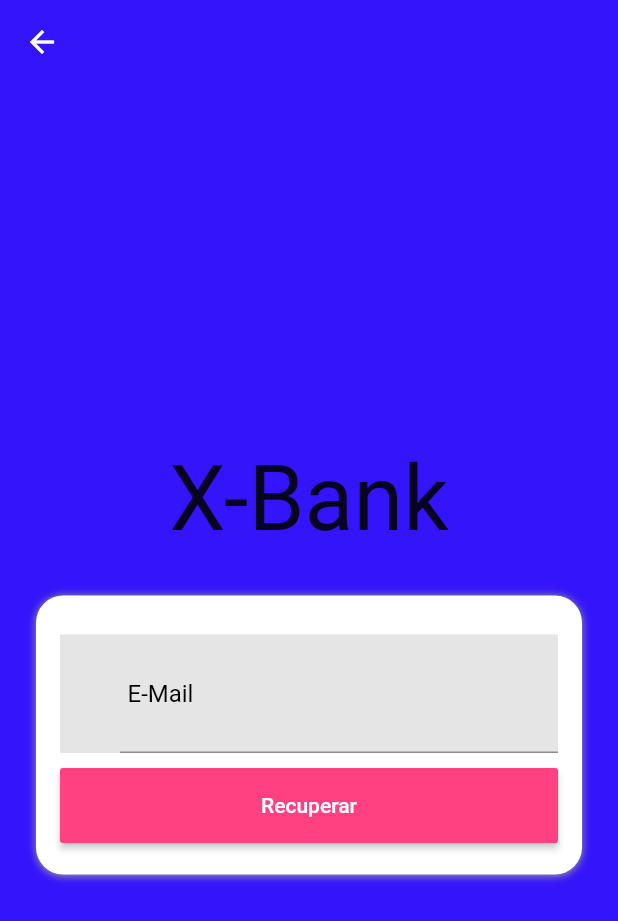
After one commit to GuilhermeOrtizAluno/X-Bank, a Flutter app: the screen it shows after launch, after a tap on "Teste Recuperar Senha", on a phone screen of 412 x 824 dp. The commit adds this screen. Shown: the top 921 px of the screen. Run offline on Flutter 3.47's test engine with Material 2 defaults, Android fonts, the phone set to English and light mode, and no system bars; our stand-ins replace get.

Commit message:
Adicionei pagina de recuperar senha Usei o getx pra navegação Adicinei campo "valor" na pagina de transferencia

```diff
--- a/lib/main.dart
+++ b/lib/main.dart
@@ -1,8 +1,11 @@
+import 'package:XBank/screens/recuperar_senha.dart';
+import 'package:XBank/screens/transferencia.dart';
 import 'package:flutter/material.dart';
-import 'package:flutter_application_1/screens/transferencia.dart';
+import './widgets/input_field.dart';
+import 'package:get/get.dart';
 
 void main() {
-  runApp(new MaterialApp(
+  runApp(GetMaterialApp(
     title: 'title',
     home: new MyApp(),
   ));
@@ -42,11 +45,14 @@ class MyApp extends StatelessWidget {
                 shape: RoundedRectangleBorder(
                     borderRadius: BorderRadius.circular(18.0),
                     side: BorderSide(color: Color.fromRGBO(0, 160, 227, 1))),
-                onPressed: () {},
+                onPressed: () {
+                  Get.to(() => RecuperarSenha());
+                },
                 padding: EdgeInsets.all(10.0),
                 color: Colors.blue,
                 textColor: Colors.white,
-                child: Text("Teste Cadastro", style: TextStyle(fontSize: 15)),
+                child: Text("Teste Recuperar Senha",
+                    style: TextStyle(fontSize: 15)),
               ),
             ),
           ],
--- /dev/null
+++ b/lib/screens/recuperar_senha.dart
@@ -0,0 +1,88 @@
+import 'package:flutter/cupertino.dart';
+import 'package:flutter/material.dart';
+import '../widgets/input_field.dart';
+import 'package:get/get.dart';
+
+class RecuperarSenha extends StatefulWidget {
+  RecuperarSenha({Key key}) : super(key: key);
+
+  @override
+  _RecuperarSenhaState createState() => _RecuperarSenhaState();
+}
+
+class _RecuperarSenhaState extends State<RecuperarSenha> {
+  @override
+  Widget build(BuildContext context) {
+    return Scaffold(
+      appBar: AppBar(
+        backgroundColor: Color.fromRGBO(52, 20, 250, 1),
+        foregroundColor: Color.fromRGBO(52, 20, 250, 1),
+        elevation: 0,
+      ),
+      body: Scaffold(
+          body: Container(
+              //Background azul ?
+              width: MediaQuery.of(context).size.width,
+              height: MediaQuery.of(context).size.height,
+              color: Color.fromRGBO(52, 20, 250, 1),
+              child: Center(
+                child: Column(
+                    crossAxisAlignment: CrossAxisAlignment.center,
+                    mainAxisAlignment: MainAxisAlignment.center,
+                    children: <Widget>[
+                      Text(
+                        "X-Bank",
+                        style: TextStyle(fontSize: 60),
+                      ),
+                      SizedBox(height: 30),
+                      Container(
+                        width: MediaQuery.of(context).size.width,
+                        margin: EdgeInsets.symmetric(horizontal: 24),
+                        decoration: BoxDecoration(
+                          //quadrado branco
+                          color: Colors.white,
+                          borderRadius: BorderRadius.circular(18.0),
+                          boxShadow: <BoxShadow>[
+                            BoxShadow(
+                                color: Colors.grey,
+                                blurRadius: 4.0,
+                                offset: Offset(0.0, 0.75))
+                          ],
+                        ),
+                        padding: EdgeInsets.all(16.0),
+                        child: Column(
+                          children: <Widget>[
+                            Container(
+                              //Input: "E-Mail"
+                              margin: EdgeInsets.only(top: 10, bottom: 5),
+                              color: Color.fromRGBO(229, 229, 229, 1),
+                              child: InputField(
+                                hint: "E-Mail",
+                                obscure: false,
+                              ),
+                            ),
+                            Container(
+                              //Botão de recuperar sennha
+                              margin: EdgeInsets.symmetric(vertical: 5),
+                              child: StreamBuilder<bool>(
+                                  builder: (context, snapshot) {
+                                return SizedBox(
+                                  height: 50,
+                                  width: MediaQuery.of(context).size.width,
+                                  child: RaisedButton(
+                                      color: Colors.pinkAccent,
+                                      child: Text("Recuperar"),
+                                      onPressed: () {},
+                                      textColor: Colors.white,
+                                      disabledColor: Colors.grey),
+                                );
+                              }),
+                            ),
+                          ],
+                        ),
+                      )
+                    ]),
+              ))),
+    );
+  }
+}
--- a/lib/screens/transferencia.dart
+++ b/lib/screens/transferencia.dart
@@ -1,6 +1,6 @@
 import 'package:flutter/cupertino.dart';
 import 'package:flutter/material.dart';
-import 'package:flutter_application_1/widgets/input_field.dart';
+import '../widgets/input_field.dart';
 
 class Transferencia extends StatefulWidget {
   Transferencia({Key key}) : super(key: key);
@@ -15,13 +15,16 @@ class _TransferenciaState extends State<Transferencia> {
     return Scaffold(
       appBar: AppBar(
         title: Text("Transferência"),
+        backgroundColor: Color.fromRGBO(52, 20, 250, 1),
+        foregroundColor: Color.fromRGBO(52, 20, 250, 1),
+        elevation: 0,
       ),
       body: Scaffold(
-          body: SingleChildScrollView(
-              child: Container(
+          body: Container(
         width: MediaQuery.of(context).size.width,
-                  height: MediaQuery.of(context).size.height - 80.0,
+        height: MediaQuery.of(context).size.height,
         color: Color.fromRGBO(52, 20, 250, 1),
+        child: SingleChildScrollView(
           child: Center(
             child: Column(
                 crossAxisAlignment: CrossAxisAlignment.center,
@@ -49,7 +52,6 @@ class _TransferenciaState extends State<Transferencia> {
                           margin: EdgeInsets.only(top: 10, bottom: 5),
                           color: Color.fromRGBO(229, 229, 229, 1),
                           child: InputField(
-                                    icon: Icons.person_outline,
                             hint: "Nome Completo",
                             obscure: false,
                           ),
@@ -59,7 +61,6 @@ class _TransferenciaState extends State<Transferencia> {
                           margin: EdgeInsets.only(top: 10, bottom: 5),
                           color: Color.fromRGBO(229, 229, 229, 1),
                           child: InputField(
-                                    icon: Icons.person_outline,
                             hint: "CPF/CNPJ",
                             obscure: false,
                           ),
@@ -69,7 +70,6 @@ class _TransferenciaState extends State<Transferencia> {
                           margin: EdgeInsets.only(top: 10, bottom: 5),
                           color: Color.fromRGBO(229, 229, 229, 1),
                           child: InputField(
-                                    icon: Icons.person_outline,
                             hint: "Conta",
                             obscure: false,
                           ),
@@ -79,8 +79,7 @@ class _TransferenciaState extends State<Transferencia> {
                           margin: EdgeInsets.only(top: 10, bottom: 5),
                           color: Color.fromRGBO(229, 229, 229, 1),
                           child: InputField(
-                                    icon: Icons.person_outline,
-                                    hint: "Conta",
+                            hint: "Agência",
                             obscure: false,
                           ),
                         ),
@@ -89,16 +88,24 @@ class _TransferenciaState extends State<Transferencia> {
                           margin: EdgeInsets.only(top: 10, bottom: 5),
                           color: Color.fromRGBO(229, 229, 229, 1),
                           child: InputField(
-                                    icon: Icons.person_outline,
                             hint: "Tipo",
+                            obscure: false,
+                          ),
+                        ),
+                        Container(
+                          //Input: "Valor"
+                          margin: EdgeInsets.only(top: 10, bottom: 5),
+                          color: Color.fromRGBO(229, 229, 229, 1),
+                          child: InputField(
+                            hint: "Valor",
                             obscure: false,
                           ),
                         ),
                         Container(
                           //Botão enviar transferencia
                           margin: EdgeInsets.symmetric(vertical: 5),
-                                  child: StreamBuilder<bool>(
-                                      builder: (context, snapshot) {
+                          child:
+                              StreamBuilder<bool>(builder: (context, snapshot) {
                             return SizedBox(
                               height: 50,
                               width: MediaQuery.of(context).size.width,
@@ -115,7 +122,9 @@ class _TransferenciaState extends State<Transferencia> {
                     ),
                   )
                 ]),
-                  )))),
+          ),
+        ),
+      )),
     );
   }
 }
--- a/pubspec.yaml
+++ b/pubspec.yaml
@@ -1,4 +1,4 @@
-name: X-Bank
+name: XBank
 description: A new Flutter project.
 
 # The following line prevents the package from being accidentally published to
@@ -24,6 +24,7 @@ dependencies:
   flutter:
     sdk: flutter
 
+  get:
 
   # The following adds the Cupertino Icons font to your application.
   # Use with the CupertinoIcons class for iOS style icons.
```
Also changed, not shown: pubspec.lock. Lines whose indentation alone changed are shown as unchanged.
